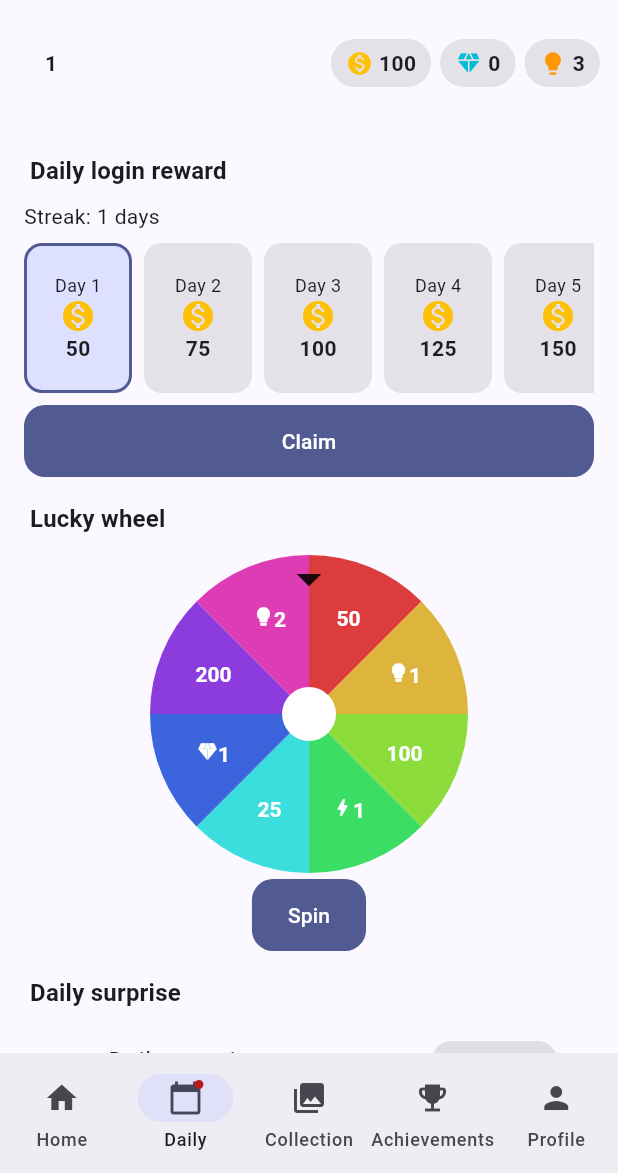
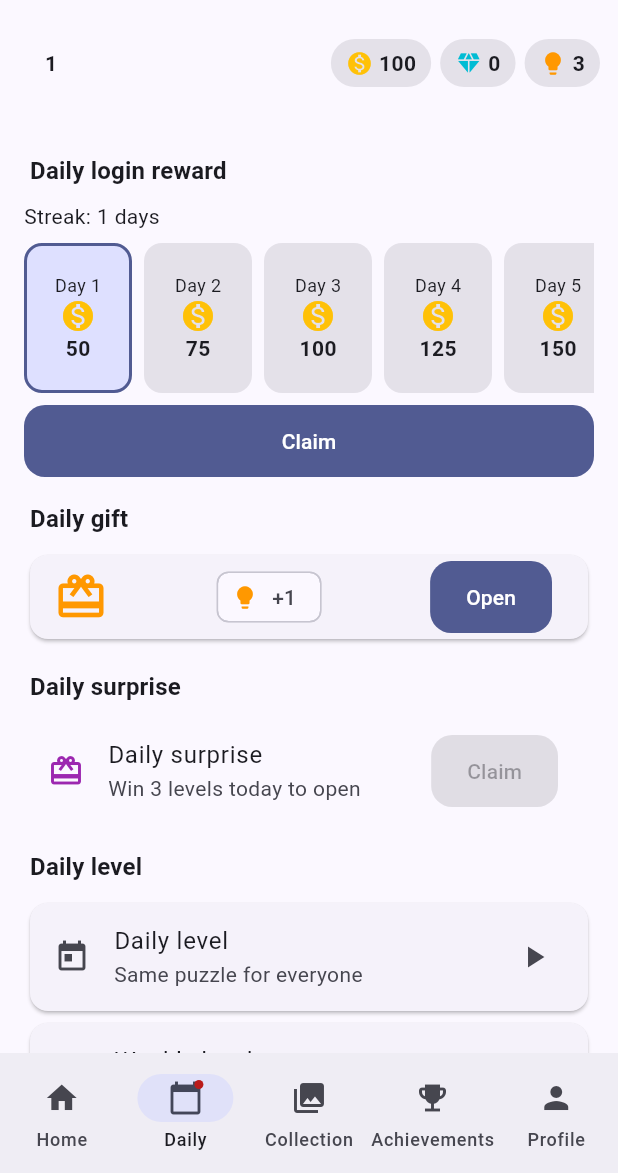
Before and after one commit to taktemurr-ops/game-001-block-puzzle-master, a Flutter app: the HomeScreen screen opened directly, on a phone screen of 412 x 824 dp, the part 63-1236 px from its top. Run offline on Flutter 3.47's test engine with Material 3 defaults, Android fonts, the phone set to English and light mode, and no system bars; our stand-ins replace audioplayers, flutter_riverpod, google_mobile_ads, in_app_purchase, shared_preferences; accounts and stored records are empty.

Commit message:
Şans çarkı yerine şanssız günlük hediye (#8)
* Şans çarkı yerine şanssız günlük hediye

Her günün hediyesi sabit sırayla belirleniyor ve açılmadan önce gösteriliyor;
rastgelelik veya ağırlıklı çekiliş yok. Kayıt uyumluluğu için iç API adları korundu.

Co-Authored-By: Claude Opus 5.5 <noreply@anthropic.com>
Claude-Session: https://claude.ai/code/session_01U1JamYHBMPPtni2vvHoNvk

* Smoke test: çökme yığın izini loga yaz

Co-Authored-By: Claude Opus 5.5 <noreply@anthropic.com>
Claude-Session: https://claude.ai/code/session_01U1JamYHBMPPtni2vvHoNvk

* Android: R8 WorkDatabase_Impl silmesin (açılış çökmesi)

Co-Authored-By: Claude Opus 5.5 <noreply@anthropic.com>
Claude-Session: https://claude.ai/code/session_01U1JamYHBMPPtni2vvHoNvk

---------

Co-authored-by: Claude <noreply@anthropic.com>

```diff
--- a/lib/app/screens/daily.dart
+++ b/lib/app/screens/daily.dart
@@ -1,5 +1,3 @@
-import 'dart:math' as math;
-
 import 'package:flutter/material.dart';
 import 'package:flutter_riverpod/flutter_riverpod.dart';
 
@@ -11,7 +9,7 @@ import '../widgets.dart';
 import 'home.dart';
 import 'play.dart';
 
-/// Daily login, wheel, surprise, daily/weekly levels, missions, records.
+/// Daily login, daily gift, surprise, daily/weekly levels, missions, records.
 class DailyScreen extends ConsumerWidget {
   const DailyScreen({super.key});
 
@@ -74,7 +72,7 @@ class DailyScreen extends ConsumerWidget {
           child: Text(d.loginRewardAvailable(s, now) ? app.t('claim') : app.t('claimed')),
         ),
 
-        // ---- Wheel & surprise ----
+        // ---- Daily gift & surprise ----
         SectionTitle(app.t('wheel')),
         _Wheel(app: app),
         SectionTitle(app.t('surprise')),
@@ -189,107 +187,28 @@ class _MissionTile extends StatelessWidget {
   }
 }
 
-class _Wheel extends StatefulWidget {
+class _Wheel extends StatelessWidget {
   final AppState app;
   const _Wheel({required this.app});
 
   @override
-  State<_Wheel> createState() => _WheelState();
-}
-
-class _WheelState extends State<_Wheel> with SingleTickerProviderStateMixin {
-  late final AnimationController _c =
-      AnimationController(vsync: this, duration: const Duration(milliseconds: 2800));
-  double _target = 0;
-
-  @override
-  void dispose() {
-    _c.dispose();
-    super.dispose();
-  }
-
-  Future<void> _spin() async {
-    final app = widget.app;
-    final idx = app.session.daily.wheelResult(app.save, app.session.now());
-    final n = DailySystems.wheelSlices.length;
-    final slice = 2 * math.pi / n;
-    _target = 6 * math.pi + (n - idx) * slice - slice / 2;
-    if (app.save.reducedMotion) {
-      _c.value = 1;
-    } else {
-      await _c.forward(from: 0);
-    }
-    final r = app.spinWheel();
-    if (r != null && mounted) _rewardDialog(context, app, r);
-  }
-
-  @override
   Widget build(BuildContext context) {
-    final app = widget.app;
-    final available = app.session.daily.wheelAvailable(app.save, app.session.now());
-    return Column(children: [
-      SizedBox(
-        width: 220,
-        height: 220,
-        child: Stack(alignment: Alignment.center, children: [
-          AnimatedBuilder(
-            animation: _c,
-            builder: (_, __) => Transform.rotate(
-              angle: Curves.easeOutCubic.transform(_c.value) * _target,
-              child: CustomPaint(size: const Size(220, 220), painter: _WheelPainter()),
-            ),
-          ),
-          const Positioned(top: 0, child: Icon(Icons.arrow_drop_down, size: 40)),
-        ]),
+    final now = app.session.now();
+    final available = app.session.daily.wheelAvailable(app.save, now);
+    return Card(
+      child: ListTile(
+        leading: const Icon(Icons.redeem, color: Colors.orange, size: 36),
+        title: RewardChips(reward: app.session.daily.todaysGift(now)),
+        trailing: FilledButton(
+          onPressed: available
+              ? () {
+                  final r = app.spinWheel();
+                  if (r != null) _rewardDialog(context, app, r);
+                }
+              : null,
+          child: Text(available ? app.t('spin') : app.t('claimed')),
+        ),
       ),
-      FilledButton(
-        onPressed: available && !_c.isAnimating ? _spin : null,
-        child: Text(available ? app.t('spin') : app.t('come_back_tomorrow')),
-      ),
-    ]);
+    );
   }
 }
-
-class _WheelPainter extends CustomPainter {
-  @override
-  void paint(Canvas canvas, Size size) {
-    final n = DailySystems.wheelSlices.length;
-    final c = size.center(Offset.zero);
-    final r = size.width / 2 - 4;
-    final rect = Rect.fromCircle(center: c, radius: r);
-    final sweep = 2 * math.pi / n;
-    for (var i = 0; i < n; i++) {
-      final paint = Paint()..color = HSLColor.fromAHSL(1, i * 360 / n, 0.7, 0.55).toColor();
-      canvas.drawArc(rect, -math.pi / 2 + i * sweep, sweep, true, paint);
-      final reward = DailySystems.wheelSlices[i];
-      // Material icon glyphs (bundled font) instead of emoji: emoji need a
-      // system/web font that is not always available (web, older Android).
-      final (IconData? icon, int amount) = reward.coins > 0
-          ? (null, reward.coins)
-          : reward.gems > 0
-              ? (Icons.diamond, reward.gems)
-              : reward.hints > 0
-                  ? (Icons.lightbulb, reward.hints)
-                  : (Icons.bolt, reward.boosters);
-      const style = TextStyle(color: Colors.white, fontWeight: FontWeight.bold);
-      final tp = TextPainter(
-        text: TextSpan(style: style, children: [
-          if (icon != null)
-            TextSpan(
-              text: String.fromCharCode(icon.codePoint),
-              style: TextStyle(fontFamily: icon.fontFamily, package: icon.fontPackage, color: Colors.white),
-            ),
-          TextSpan(text: '$amount'),
-        ]),
-        textDirection: TextDirection.ltr,
-      )..layout();
-      final a = -math.pi / 2 + (i + 0.5) * sweep;
-      final pos = c + Offset(math.cos(a), math.sin(a)) * r * 0.65;
-      tp.paint(canvas, pos - Offset(tp.width / 2, tp.height / 2));
-    }
-    canvas.drawCircle(c, 18, Paint()..color = Colors.white);
-  }
-
-  @override
-  bool shouldRepaint(_WheelPainter old) => false;
-}
--- a/lib/core/daily.dart
+++ b/lib/core/daily.dart
@@ -46,7 +46,7 @@ class Reward {
   }
 }
 
-/// Daily login, wheel, surprise, comeback, daily record and weekly goal
+/// Daily login, daily gift, surprise, comeback, daily record and weekly goal
 /// (doc 4.2 items 1, 6, 7, 8, 9, 10). All computed locally from the trusted
 /// clock so they run for 24 months without any server.
 class DailySystems {
@@ -93,35 +93,36 @@ class DailySystems {
     return r;
   }
 
-  // ---- Wheel ---------------------------------------------------------------
+  // ---- Daily gift ----------------------------------------------------------
+  // Replaces the former lucky wheel: no chance element at all. The gift for
+  // each day is fixed by a public rotation and shown before it is opened, so
+  // there is nothing that resembles a game of chance (store policy, all ages).
+  // API names keep the old "wheel" wording so existing saves stay compatible.
   static const wheelSlices = <Reward>[
     Reward(coins: 50),
     Reward(hints: 1),
     Reward(coins: 100),
     Reward(boosters: 1),
-    Reward(coins: 25),
+    Reward(coins: 75),
     Reward(gems: 1),
-    Reward(coins: 200),
-    Reward(hints: 2),
+    Reward(coins: 150, hints: 1),
   ];
-  static const wheelWeights = [22, 14, 16, 10, 20, 5, 6, 7];
 
   bool wheelAvailable(SaveData s, DateTime now) => s.lastWheelDay != DateKeys.day(now);
 
-  /// Deterministic for a given day so restarting the app cannot re-roll.
+  /// Index of today's gift: plain rotation by calendar day, no randomness.
   int wheelResult(SaveData s, DateTime now) {
-    final r = SeededRandom(mixSeed([
-      stableHash(gameId),
-      stableHash(DateKeys.day(now)),
-      s.firstLaunchMs & 0xFFFFFFFF,
-    ]));
-    return r.weighted(wheelWeights);
+    final d = DateKeys.daysBetween('2026-01-01', DateKeys.day(now));
+    final n = wheelSlices.length;
+    return ((d % n) + n) % n;
   }
+
+  /// Today's gift, for showing it before it is opened.
+  Reward todaysGift(DateTime now) => wheelSlices[wheelResult(SaveData(), now)];
 
   Reward? spinWheel(SaveData s, DateTime now) {
     if (!wheelAvailable(s, now)) return null;
-    final idx = wheelResult(s, now);
-    final r = wheelSlices[idx];
+    final r = wheelSlices[wheelResult(s, now)];
     r.applyTo(s);
     s.lastWheelDay = DateKeys.day(now);
     s.addStat(Stat.wheelSpins);
--- a/lib/core/strings.dart
+++ b/lib/core/strings.dart
@@ -89,8 +89,8 @@ class Strings {
     'daily_login': ['Günlük giriş ödülü', 'Daily login reward', 'Tägliche Belohnung', 'Premio diario', 'Récompense quotidienne'],
     'day_n': ['{n}. gün', 'Day {n}', 'Tag {n}', 'Día {n}', 'Jour {n}'],
     'streak': ['Seri: {n} gün', 'Streak: {n} days', 'Serie: {n} Tage', 'Racha: {n} días', 'Série : {n} jours'],
-    'wheel': ['Şans çarkı', 'Lucky wheel', 'Glücksrad', 'Ruleta', 'Roue de la chance'],
-    'spin': ['Çevir', 'Spin', 'Drehen', 'Girar', 'Tourner'],
+    'wheel': ['Günlük hediye', 'Daily gift', 'Tagesgeschenk', 'Regalo diario', 'Cadeau du jour'],
+    'spin': ['Aç', 'Open', 'Öffnen', 'Abrir', 'Ouvrir'],
     'come_back_tomorrow': ['Yarın tekrar gel', 'Come back tomorrow', 'Komm morgen wieder', 'Vuelve mañana', 'Revenez demain'],
     'surprise': ['Günlük sürpriz', 'Daily surprise', 'Tagesüberraschung', 'Sorpresa diaria', 'Surprise du jour'],
     'surprise_hint': ['Bugün 3 bölüm kazan, sürprizi aç', 'Win 3 levels today to open', 'Gewinne heute 3 Level', 'Gana 3 niveles hoy', 'Gagnez 3 niveaux aujourd\'hui'],
@@ -140,7 +140,7 @@ class Strings {
     'unlock_stars': ['{n} yıldız', '{n} stars', '{n} Sterne', '{n} estrellas', '{n} étoiles'],
     'unlock_ach': ['{n} başarım', '{n} achievements', '{n} Erfolge', '{n} logros', '{n} succès'],
     'unlock_premium': ['Premium', 'Premium', 'Premium', 'Premium', 'Premium'],
-    'unlock_wheel': ['Çarktan çıkar', 'Win on the wheel', 'Am Glücksrad', 'En la ruleta', 'À la roue'],
+    'unlock_wheel': ['Günlük hediyeden', 'From the daily gift', 'Aus dem Tagesgeschenk', 'Del regalo diario', 'Du cadeau du jour'],
     'stats': ['İstatistikler', 'Statistics', 'Statistiken', 'Estadísticas', 'Statistiques'],
     'records': ['Rekorlar', 'Records', 'Rekorde', 'Récords', 'Records'],
     'player_level': ['Oyuncu seviyesi', 'Player level', 'Spielerlevel', 'Nivel de jugador', 'Niveau joueur'],
```
Also changed, not shown: 3 other files.
